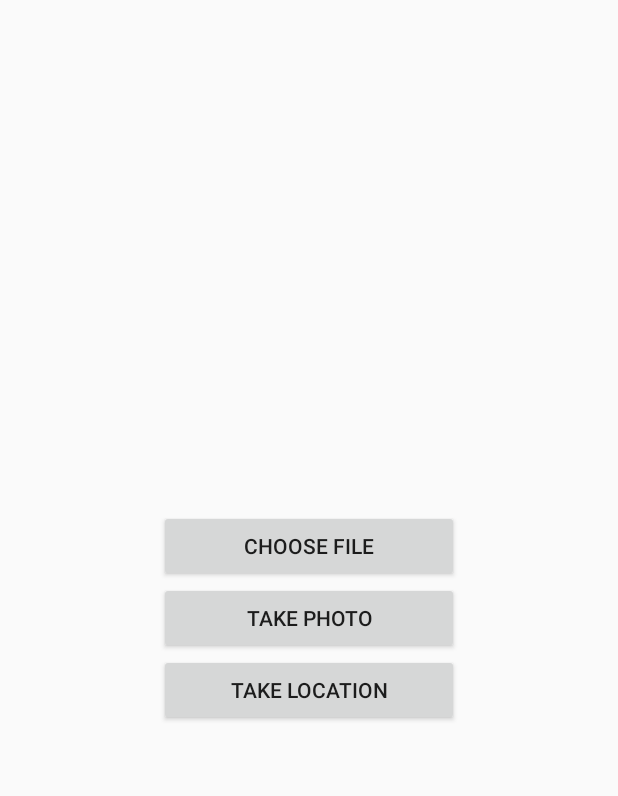
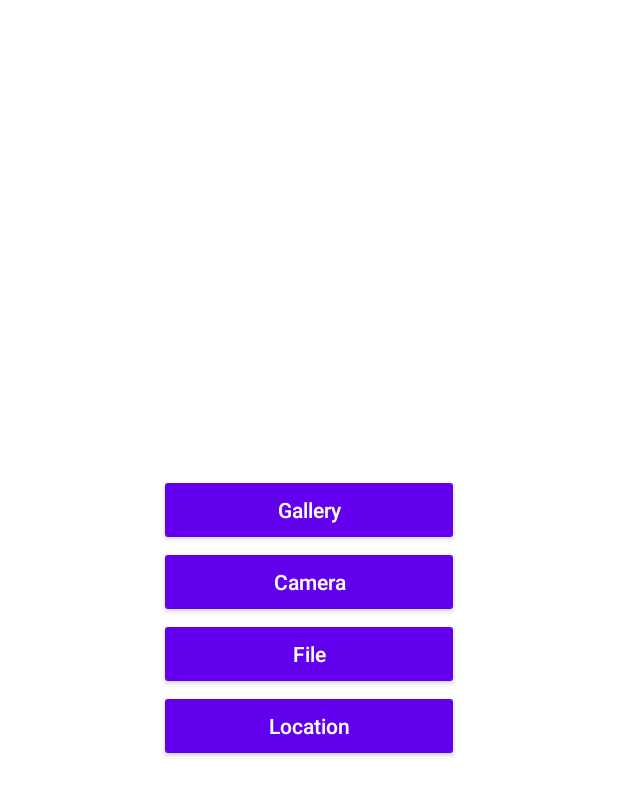
Before and after one commit to yoesuv/android-file-picker-example, an Android app: the layout activity_main.xml on its own in the app's theme, with its tools: preview values and no code run, on a phone screen of 412 x 824 dp. Shown: the top 796 px of the screen. Run offline under Robolectric (Android 15) with nearby library versions, the phone set to English and light mode, and no system bars.

Commit message:
:pencil: add material

```diff
--- a/app/build.gradle
+++ b/app/build.gradle
@@ -38,12 +38,13 @@ dependencies {
     implementation "org.jetbrains.kotlin:kotlin-stdlib:$kotlin_version"
     implementation 'androidx.core:core-ktx:1.8.0'
     implementation 'androidx.appcompat:appcompat:1.5.0'
-    implementation 'androidx.activity:activity-ktx:1.5.1'
+    implementation 'com.google.android.material:material:1.6.1'
     implementation 'androidx.constraintlayout:constraintlayout:2.1.4'
     testImplementation 'junit:junit:4.13'
     androidTestImplementation 'androidx.test.ext:junit:1.1.2'
     androidTestImplementation 'androidx.test.espresso:espresso-core:3.3.0'
 
+    implementation 'androidx.activity:activity-ktx:1.5.1'
     implementation 'androidx.lifecycle:lifecycle-viewmodel-ktx:2.5.1'
     implementation 'pub.devrel:easypermissions:3.0.0'
 }
--- a/app/src/main/res/layout/activity_main.xml
+++ b/app/src/main/res/layout/activity_main.xml
@@ -23,20 +23,30 @@
             app:layout_constraintStart_toStartOf="parent"
             app:layout_constraintEnd_toEndOf="parent">
 
-            <androidx.appcompat.widget.AppCompatButton
+            <com.google.android.material.button.MaterialButton
+                android:id="@+id/buttonGallery"
+                style="@style/ButtonTheme"
+                android:layout_width="@dimen/button_width"
+                android:layout_height="wrap_content"
+                android:text="@string/button_gallery"/>
+
+            <com.google.android.material.button.MaterialButton
+                android:id="@+id/buttonCamera"
+                style="@style/ButtonTheme"
+                android:layout_width="@dimen/button_width"
+                android:layout_height="wrap_content"
+                android:text="@string/button_camera" />
+
+            <com.google.android.material.button.MaterialButton
                 android:id="@+id/buttonChooser"
+                style="@style/ButtonTheme"
                 android:layout_width="@dimen/button_width"
                 android:layout_height="wrap_content"
                 android:text="@string/button_file_chooser"/>
 
-            <androidx.appcompat.widget.AppCompatButton
-                android:id="@+id/buttonCamera"
-                android:layout_width="@dimen/button_width"
-                android:layout_height="wrap_content"
-                android:text="@string/button_camera" />
-
-            <androidx.appcompat.widget.AppCompatButton
+            <com.google.android.material.button.MaterialButton
                 android:id="@+id/buttonLocation"
+                style="@style/ButtonTheme"
                 android:layout_width="@dimen/button_width"
                 android:layout_height="wrap_content"
                 android:text="@string/button_location" />
--- a/app/src/main/res/values/strings.xml
+++ b/app/src/main/res/values/strings.xml
@@ -1,9 +1,10 @@
 <resources>
-    <string name="app_name">File Picker &amp; Permission</string>
+    <string name="app_name">Picker &amp; Permission</string>
 
-    <string name="button_file_chooser">Choose File</string>
-    <string name="button_camera">Take Photo</string>
-    <string name="button_location">Take Location</string>
+    <string name="button_file_chooser">File</string>
+    <string name="button_camera">Camera</string>
+    <string name="button_location">Location</string>
+    <string name="button_gallery">Gallery</string>
 
     <string name="rationale_read_storage">This app needs access to your storage to choose a file.</string>
     <string name="rationale_fine_location">This app needs access to your precise location.</string>
--- a/app/src/main/res/values/styles.xml
+++ b/app/src/main/res/values/styles.xml
@@ -1,10 +1,17 @@
 <resources>
     <!-- Base application theme. -->
-    <style name="AppTheme" parent="Theme.AppCompat.Light.DarkActionBar">
+    <!-- <style name="AppTheme" parent="Theme.AppCompat.Light.DarkActionBar"> -->
+    <style name="AppTheme" parent="Theme.MaterialComponents.Light.DarkActionBar">
         <!-- Customize your theme here. -->
         <item name="colorPrimary">@color/colorPrimary</item>
         <item name="colorPrimaryDark">@color/colorPrimaryDark</item>
         <item name="colorAccent">@color/colorAccent</item>
     </style>
 
+    <style name="ButtonTheme" parent="Widget.AppCompat.Button">
+        <item name="android:textColor">@android:color/white</item>
+        <item name="android:textSize">14sp</item>
+        <item name="textAllCaps">false</item>
+    </style>
+
 </resources>
```
